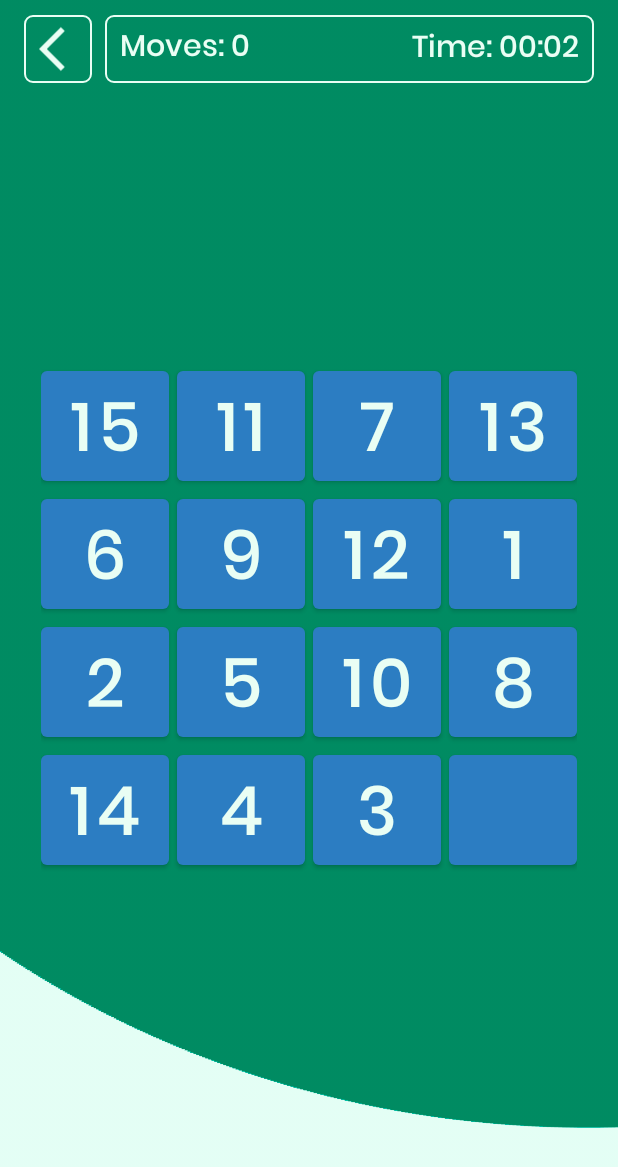
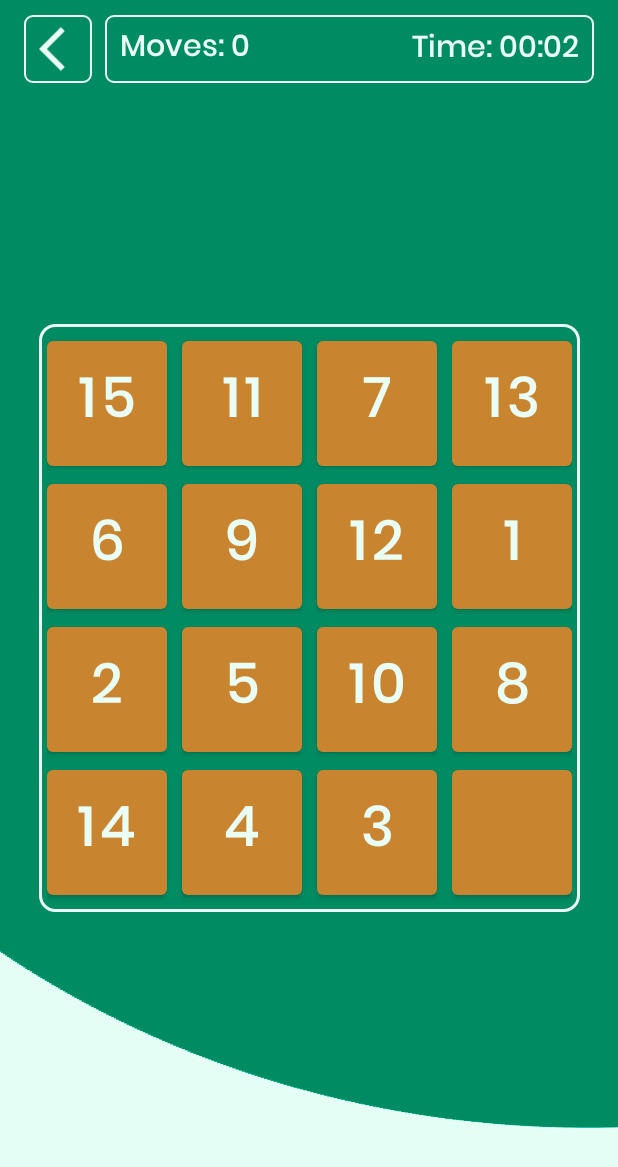
Before and after one commit to JavohirbekSafarov/Puzzle_15, an Android app: the GameActivity screen opened directly, with no data from a screen before it, on a phone screen of 412 x 824 dp. Shown: the top 1167 px of the screen. Run offline under Robolectric (Android 15) with nearby library versions, the phone set to English and light mode, and no system bars; libraries missing offline, so code that uses them is left out: com.daimajia.androidanimations; Roboto replaces fonts that are not available here; 1 statement that could not run was skipped.

Commit message:
Third Commit

```diff
--- a/app/build.gradle
+++ b/app/build.gradle
@@ -39,4 +39,6 @@ dependencies {
     testImplementation 'junit:junit:4.13.2'
     androidTestImplementation 'androidx.test.ext:junit:1.1.4'
     androidTestImplementation 'androidx.test.espresso:espresso-core:3.5.0'
+
+    implementation 'com.daimajia.androidanimations:library:2.4@aar'
 }
--- /dev/null
+++ b/app/src/main/res/drawable/dialogs_back.xml
@@ -0,0 +1,4 @@
+<?xml version="1.0" encoding="utf-8"?>
+<shape xmlns:android="http://schemas.android.com/apk/res/android">
+    <solid android:color="@color/secondaryColor"/>
+</shape>
--- /dev/null
+++ b/app/src/main/res/drawable/ic_baseline_question_mark_24.xml
@@ -0,0 +1,5 @@
+<vector android:height="24dp" android:tint="#164062"
+    android:viewportHeight="24" android:viewportWidth="24"
+    android:width="24dp" xmlns:android="http://schemas.android.com/apk/res/android">
+    <path android:fillColor="@android:color/white" android:pathData="M11.07,12.85c0.77,-1.39 2.25,-2.21 3.11,-3.44c0.91,-1.29 0.4,-3.7 -2.18,-3.7c-1.69,0 -2.52,1.28 -2.87,2.34L6.54,6.96C7.25,4.83 9.18,3 11.99,3c2.35,0 3.96,1.07 4.78,2.41c0.7,1.15 1.11,3.3 0.03,4.9c-1.2,1.77 -2.35,2.31 -2.97,3.45c-0.25,0.46 -0.35,0.76 -0.35,2.24h-2.89C10.58,15.22 10.46,13.95 11.07,12.85zM14,20c0,1.1 -0.9,2 -2,2s-2,-0.9 -2,-2c0,-1.1 0.9,-2 2,-2S14,18.9 14,20z"/>
+</vector>
--- a/app/src/main/res/layout/activity_game.xml
+++ b/app/src/main/res/layout/activity_game.xml
@@ -97,7 +97,9 @@
         app:layout_constraintBottom_toBottomOf="parent"
         app:layout_constraintEnd_toEndOf="parent"
         app:layout_constraintStart_toStartOf="parent"
-        app:layout_constraintTop_toTopOf="parent">
+        app:layout_constraintTop_toTopOf="parent"
+        android:padding="5dp"
+        android:background="@drawable/gridback">
 
         <LinearLayout
             android:layout_width="wrap_content"
@@ -106,35 +108,35 @@
 
             <Button
                 android:id="@+id/button1"
-                android:layout_width="85dp"
-                android:layout_height="85dp"
+                android:layout_width="80dp"
+                android:layout_height="95dp"
                 android:text="1"
                 android:textColor="@color/textColor"
-                android:textSize="45sp"
+                android:textSize="37sp"
                 android:fontFamily="@font/poppins_medium"
                 android:tag="00"
                 android:onClick="btnClick"
                 />
             <Button
                 android:id="@+id/button2"
-                android:layout_width="85dp"
-                android:layout_height="85dp"
+                android:layout_width="80dp"
+                android:layout_height="95dp"
                 android:text="2"
                 android:textColor="@color/textColor"
-                android:textSize="45sp"
+                android:textSize="37sp"
                 android:fontFamily="@font/poppins_medium"
                 android:textAlignment="center"
-                android:layout_marginHorizontal="5dp"
+                android:layout_marginHorizontal="10dp"
                 android:tag="01"
                 android:onClick="btnClick"
                 />
             <Button
                 android:id="@+id/button3"
-                android:layout_width="85dp"
-                android:layout_height="85dp"
+                android:layout_width="80dp"
+                android:layout_height="95dp"
                 android:text="3"
                 android:textColor="@color/textColor"
-                android:textSize="45sp"
+                android:textSize="37sp"
                 android:fontFamily="@font/poppins_medium"
                 android:textAlignment="center"
                 android:tag="02"
@@ -142,12 +144,12 @@
                 />
             <Button
                 android:id="@+id/button4"
-                android:layout_width="85dp"
-                android:layout_height="85dp"
+                android:layout_width="80dp"
+                android:layout_height="95dp"
                 android:text="4"
-                android:layout_marginStart="5dp"
+                android:layout_marginStart="10dp"
                 android:textColor="@color/textColor"
-                android:textSize="45sp"
+                android:textSize="37sp"
                 android:fontFamily="@font/poppins_medium"
                 android:textAlignment="center"
                 android:tag="03"
@@ -161,35 +163,35 @@
 
             <Button
                 android:id="@+id/button5"
-                android:layout_width="85dp"
-                android:layout_height="85dp"
+                android:layout_width="80dp"
+                android:layout_height="95dp"
                 android:text="5"
                 android:textColor="@color/textColor"
-                android:textSize="45sp"
+                android:textSize="37sp"
                 android:fontFamily="@font/poppins_medium"
                 android:tag="10"
                 android:onClick="btnClick"
                 />
             <Button
                 android:id="@+id/button6"
-                android:layout_width="85dp"
-                android:layout_height="85dp"
+                android:layout_width="80dp"
+                android:layout_height="95dp"
                 android:text="6"
                 android:textColor="@color/textColor"
-                android:textSize="45sp"
+                android:textSize="37sp"
                 android:fontFamily="@font/poppins_medium"
                 android:textAlignment="center"
-                android:layout_marginHorizontal="5dp"
+                android:layout_marginHorizontal="10dp"
                 android:tag="11"
                 android:onClick="btnClick"
                 />
             <Button
                 android:id="@+id/button7"
-                android:layout_width="85dp"
-                android:layout_height="85dp"
+                android:layout_width="80dp"
+                android:layout_height="95dp"
                 android:text="7"
                 android:textColor="@color/textColor"
-                android:textSize="45sp"
+                android:textSize="37sp"
                 android:fontFamily="@font/poppins_medium"
                 android:textAlignment="center"
                 android:tag="12"
@@ -197,12 +199,12 @@
                 />
             <Button
                 android:id="@+id/button8"
-                android:layout_width="85dp"
-                android:layout_height="85dp"
+                android:layout_width="80dp"
+                android:layout_height="95dp"
                 android:text="8"
-                android:layout_marginStart="5dp"
+                android:layout_marginStart="10dp"
                 android:textColor="@color/textColor"
-                android:textSize="45sp"
+                android:textSize="37sp"
                 android:fontFamily="@font/poppins_medium"
                 android:textAlignment="center"
                 android:tag="13"
@@ -216,35 +218,35 @@
 
             <Button
                 android:id="@+id/button9"
-                android:layout_width="85dp"
-                android:layout_height="85dp"
+                android:layout_width="80dp"
+                android:layout_height="95dp"
                 android:text="9"
                 android:textColor="@color/textColor"
-                android:textSize="45sp"
+                android:textSize="37sp"
                 android:fontFamily="@font/poppins_medium"
                 android:tag="20"
                 android:onClick="btnClick"
                 />
             <Button
                 android:id="@+id/button10"
-                android:layout_width="85dp"
-                android:layout_height="85dp"
+                android:layout_width="80dp"
+                android:layout_height="95dp"
                 android:text="10"
                 android:textColor="@color/textColor"
-                android:textSize="45sp"
+                android:textSize="37sp"
                 android:fontFamily="@font/poppins_medium"
                 android:textAlignment="center"
-                android:layout_marginHorizontal="5dp"
+                android:layout_marginHorizontal="10dp"
                 android:tag="21"
                 android:onClick="btnClick"
                 />
             <Button
                 android:id="@+id/button11"
-                android:layout_width="85dp"
-                android:layout_height="85dp"
+                android:layout_width="80dp"
+                android:layout_height="95dp"
                 android:text="11"
                 android:textColor="@color/textColor"
-                android:textSize="45sp"
+                android:textSize="37sp"
                 android:fontFamily="@font/poppins_medium"
                 android:textAlignment="center"
                 android:tag="22"
@@ -252,12 +254,12 @@
                 />
             <Button
                 android:id="@+id/button12"
-                android:layout_width="85dp"
-                android:layout_height="85dp"
+                android:layout_width="80dp"
+                android:layout_height="95dp"
                 android:text="12"
-                android:layout_marginStart="5dp"
+                android:layout_marginStart="10dp"
                 android:textColor="@color/textColor"
-                android:textSize="45sp"
+                android:textSize="37sp"
                 android:fontFamily="@font/poppins_medium"
                 android:textAlignment="center"
                 android:tag="23"
@@ -271,35 +273,35 @@
 
             <Button
                 android:id="@+id/button13"
-                android:layout_width="85dp"
-                android:layout_height="85dp"
+                android:layout_width="80dp"
+                android:layout_height="95dp"
                 android:text="13"
                 android:textColor="@color/textColor"
-                android:textSize="45sp"
+                android:textSize="37sp"
                 android:fontFamily="@font/poppins_medium"
                 android:tag="30"
                 android:onClick="btnClick"
                 />
             <Button
                 android:id="@+id/button14"
-                android:layout_width="85dp"
-                android:layout_height="85dp"
+                android:layout_width="80dp"
+                android:layout_height="95dp"
                 android:text="14"
                 android:textColor="@color/textColor"
-                android:textSize="45sp"
+                android:textSize="37sp"
                 android:fontFamily="@font/poppins_medium"
                 android:textAlignment="center"
-                android:layout_marginHorizontal="5dp"
+                android:layout_marginHorizontal="10dp"
                 android:tag="31"
                 android:onClick="btnClick"
                 />
             <Button
                 android:id="@+id/button15"
-                android:layout_width="85dp"
-                android:layout_height="85dp"
+                android:layout_width="80dp"
+                android:layout_height="95dp"
                 android:text="15"
                 android:textColor="@color/textColor"
-                android:textSize="45sp"
+                android:textSize="37sp"
                 android:fontFamily="@font/poppins_medium"
                 android:textAlignment="center"
                 android:tag="32"
@@ -307,11 +309,11 @@
                 />
             <Button
                 android:id="@+id/button16"
-                android:layout_width="85dp"
-                android:layout_height="85dp"
-                android:layout_marginStart="5dp"
+                android:layout_width="80dp"
+                android:layout_height="95dp"
+                android:layout_marginStart="10dp"
                 android:textColor="@color/textColor"
-                android:textSize="45sp"
+                android:textSize="37sp"
                 android:fontFamily="@font/poppins_medium"
                 android:textAlignment="center"
                 android:tag="33"
--- a/app/src/main/res/layout/activity_main.xml
+++ b/app/src/main/res/layout/activity_main.xml
@@ -35,6 +35,7 @@
         android:layout_width="wrap_content"
         android:layout_height="wrap_content"
         android:layout_marginTop="220dp"
+        android:layout_marginStart="10dp"
         android:fontFamily="@font/poppins_medium"
         android:text="@string/app_name"
         android:textColor="@color/foruthColor"
--- a/app/src/main/res/values/colors.xml
+++ b/app/src/main/res/values/colors.xml
@@ -6,7 +6,7 @@
     <color name="textColor">#E9FEF4</color>
     <color name="secondaryTextColor">#f9e491</color>
     <color name="matchingPaletteColor">#2C7DC2</color>
-    <color name="thirdColor">#C95530</color>
+    <color name="thirdColor">#C98430</color>
     <color name="foruthColor">#1D1D35</color>
 
     <color name="purple_200">#FFBB86FC</color>
--- a/app/src/main/res/values/themes.xml
+++ b/app/src/main/res/values/themes.xml
@@ -1,6 +1,6 @@
 <resources xmlns:tools="http://schemas.android.com/tools">
     <style name="Theme.Puzzle15" parent="Theme.MaterialComponents.DayNight.NoActionBar">
-        <item name="colorPrimary">@color/matchingPaletteColor</item>
+        <item name="colorPrimary">@color/thirdColor</item>
         <item name="colorPrimaryVariant">@color/secondaryColor</item>
         <item name="colorOnPrimary">@color/white</item>
         <item name="colorSecondary">@color/teal_200</item>
```
Also changed, not shown: app/src/main/java/com/javohirbekcoder/puzzle15/GameActivity.java (+33 -7 lines), app/src/main/res/layout/go_back_dialog.xml (added, +75 -0 lines), app/src/main/res/drawable/border.png (deleted).
